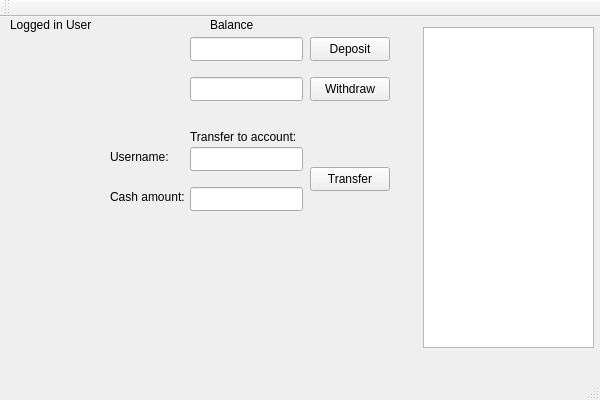
First picture: the form in QtWidgetsBank/QtWidgetsBank.ui, repository Jakyubi/QtWidgetsBank, before the edit.
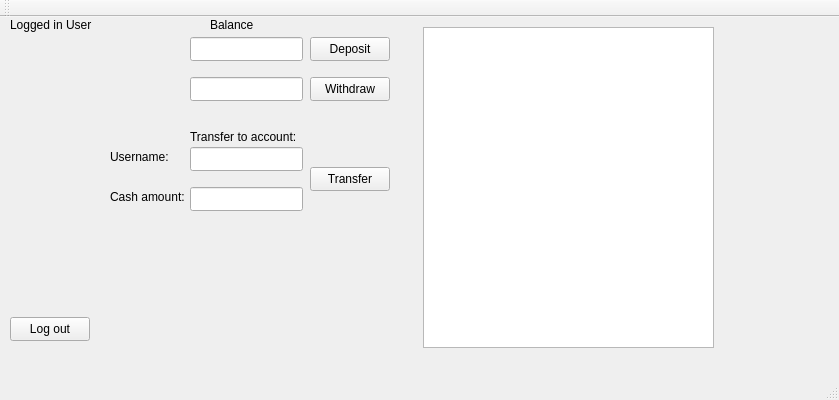
Second picture: the form after the edit.

Diff of the .ui file:
```diff
--- a/QtWidgetsBank/QtWidgetsBank.ui
+++ b/QtWidgetsBank/QtWidgetsBank.ui
@@ -6,7 +6,7 @@
    <rect>
     <x>0</x>
     <y>0</y>
-    <width>600</width>
+    <width>839</width>
     <height>400</height>
    </rect>
   </property>
@@ -169,11 +169,24 @@
      <rect>
       <x>423</x>
       <y>10</y>
-      <width>171</width>
+      <width>291</width>
       <height>321</height>
      </rect>
     </property>
    </widget>
+   <widget class="QPushButton" name="logoutButton">
+    <property name="geometry">
+     <rect>
+      <x>10</x>
+      <y>300</y>
+      <width>80</width>
+      <height>24</height>
+     </rect>
+    </property>
+    <property name="text">
+     <string>Log out</string>
+    </property>
+   </widget>
   </widget>
   <widget class="QMenuBar" name="menuBar">
    <property name="geometry">
```
Left out of the diff: 2 changed lines with no effect on the pictures.
